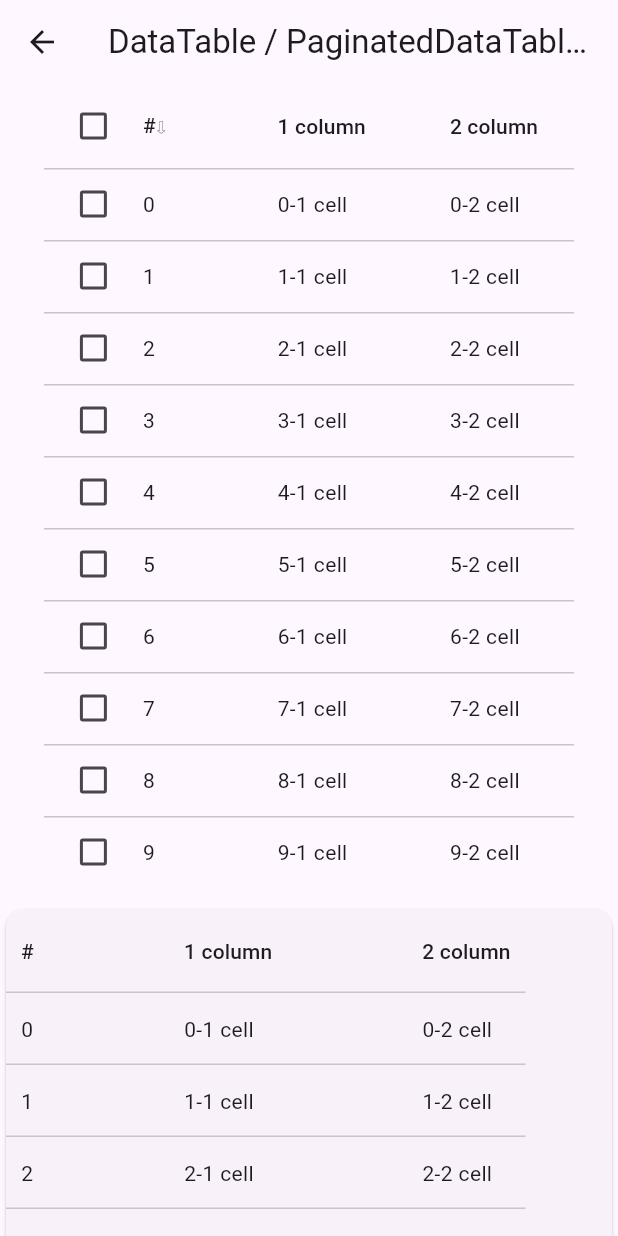
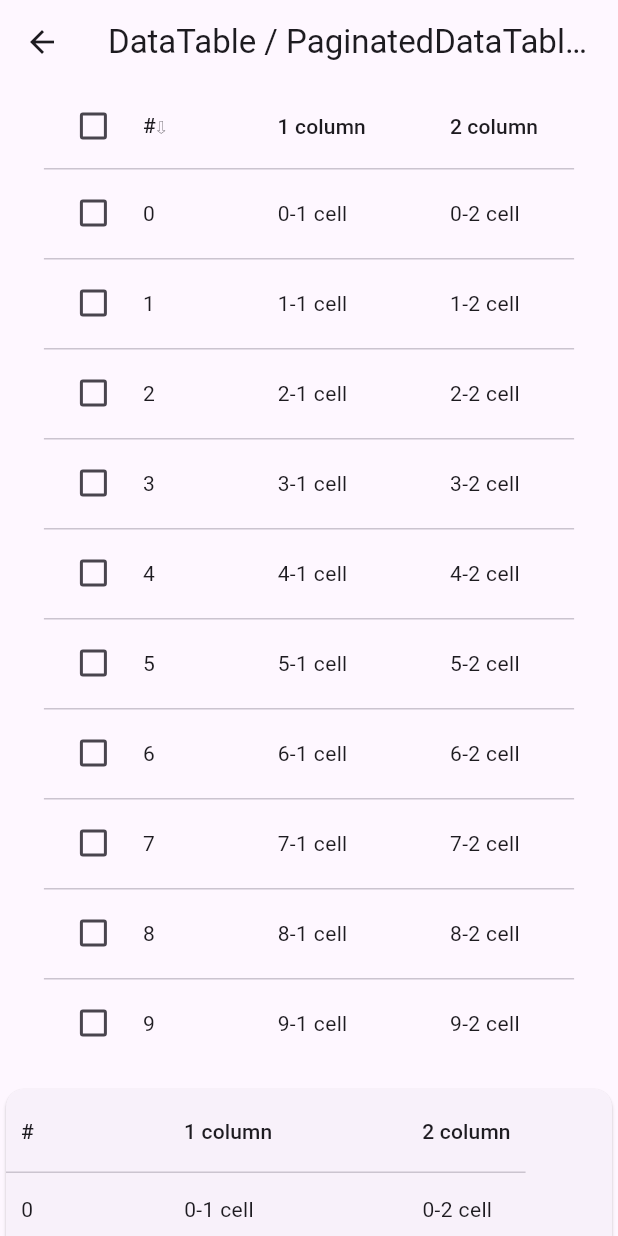
Before and after one commit to sv-makh/table_showcase, a Flutter app: the DataTablePage screen opened by its route, on a phone screen of 412 x 824 dp. Run offline on Flutter 3.47's test engine with Material 2 defaults, Android fonts, the phone set to English and light mode, and no system bars; our stand-ins replace data_table_2.

```diff
--- a/lib/pages/data_table_page.dart
+++ b/lib/pages/data_table_page.dart
@@ -30,14 +30,19 @@ class _DataTablePageState extends State<DataTablePage> {
   @override
   Widget build(BuildContext context) {
     return Scaffold(
-      appBar: AppBar(title: Text('DataTable / PaginatedDataTable widgets')),
+      appBar:
+          AppBar(title: const Text('DataTable / PaginatedDataTable widgets')),
       body: SingleChildScrollView(
         child: Column(
           children: [
-            DataTable(columns: _createColumns(), rows: _createRows()),
+            DataTable(
+              columns: _createColumns(),
+              rows: _createRows(),
+              dataRowMaxHeight: 60,
+            ),
             const SizedBox(height: 10),
             PaginatedDataTable(
-              columns: [
+              columns: const [
                 DataColumn(label: Text('#')),
                 DataColumn(label: Text('1 column')),
                 DataColumn(label: Text('2 column')),
@@ -93,8 +98,8 @@ class _DataTablePageState extends State<DataTablePage> {
               _isSortAsc = !_isSortAsc;
             });
           }),
-      DataColumn(label: Text('1 column')),
-      DataColumn(label: Text('2 column')),
+      const DataColumn(label: Text('1 column')),
+      const DataColumn(label: Text('2 column')),
     ];
   }
 }
```
Also changed, not shown: lib/pages/data_table_2_page.dart (+80 -2 lines).
